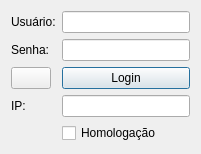
The window that ui/logindialog.ui (lellisls/ERP-STACCATO) describes before a commit, drawn with Qt 5.
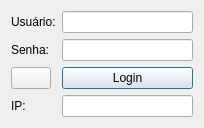
The same window after the commit. Icons and pictures are not drawn.

Diff of the .ui file:
```diff
--- a/ui/logindialog.ui
+++ b/ui/logindialog.ui
@@ -6,8 +6,8 @@
    <rect>
     <x>0</x>
     <y>0</y>
-    <width>201</width>
-    <height>151</height>
+    <width>204</width>
+    <height>126</height>
    </rect>
   </property>
   <property name="windowTitle">
@@ -82,13 +82,6 @@
      </property>
     </widget>
    </item>
-   <item row="4" column="5">
-    <widget class="QCheckBox" name="checkBoxHomologacao">
-     <property name="text">
-      <string>Homologação</string>
-     </property>
-    </widget>
-   </item>
   </layout>
  </widget>
  <tabstops>
```
Left out of the diff: 28 changed lines with no effect on the pictures.
